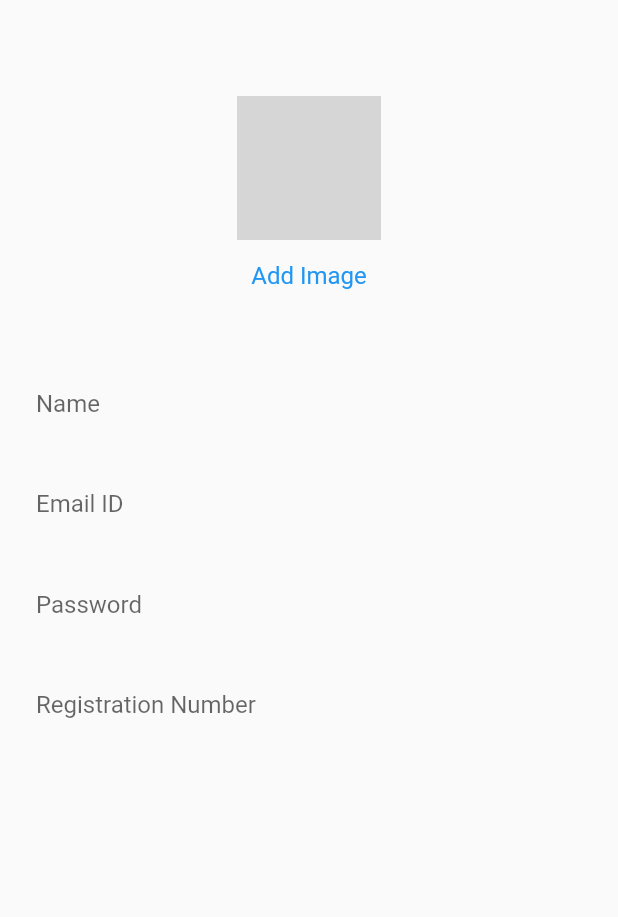
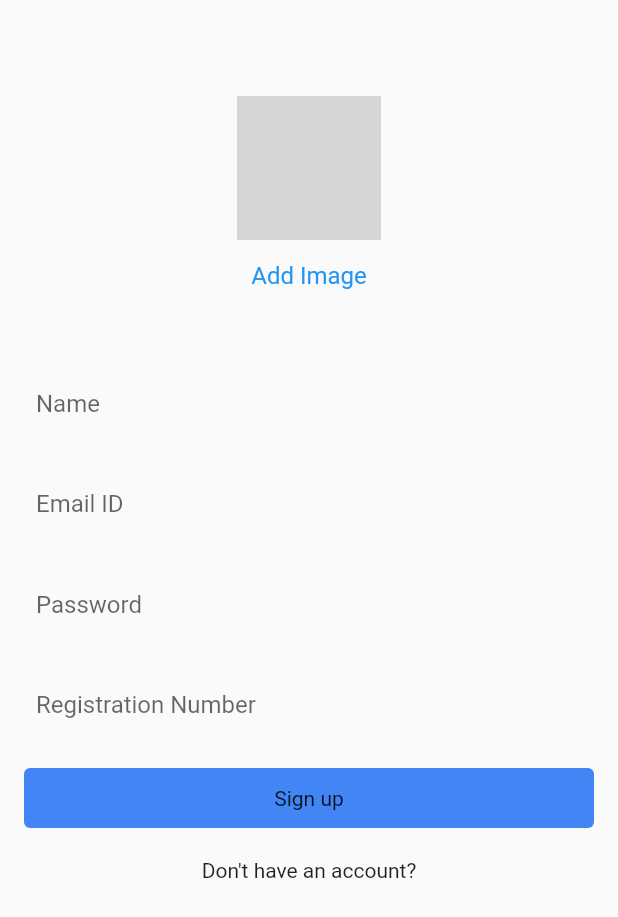
Before and after one commit to ashishmohapatra240/wiz, a Flutter app: the screen it shows after launch, on a phone screen of 412 x 824 dp. Shown: the top 917 px of the screen. Run offline on Flutter 3.47's test engine with Material 2 defaults, Android fonts, the phone set to English and light mode, and no system bars; our stand-ins replace image_picker; network calls fail; grey boxes are pictures that could not be loaded.

Commit message:
Added Sign up Button

```diff
--- a/lib/screens/register.dart
+++ b/lib/screens/register.dart
@@ -2,6 +2,7 @@ import 'dart:typed_data';
 
 import 'package:flutter/material.dart';
 import 'package:image_picker/image_picker.dart';
+import 'package:wiz/utils/colors.dart';
 import 'package:wiz/utils/utils.dart';
 import 'package:wiz/widgets/text_field_imput.dart';
 
@@ -58,7 +59,7 @@ class _RegisterScreenState extends State<RegisterScreen> {
                 },
                 child: const Text('Add Image'),
               ),
-              SizedBox(height: 36,),
+              const SizedBox(height: 36,),
               TextFieldInput(
                 label: 'Name',
                 hintText: '',
@@ -89,10 +90,51 @@ class _RegisterScreenState extends State<RegisterScreen> {
                 textEditingController: _regdNoController,
                 textInputType: TextInputType.text, label: 'Registration Number',
               ),
+              SizedBox(height: 16,),
+              InkWell(
+                // onTap: () async {
+                //   String res = await AuthMethods().signupUser(
+                //     email: _emailController.text,
+                //     password: _passwordController.text,
+                //     username: _usernameController.text,
+                //     bio: _bioController.text,
+                //     file: _image!,
+                //   );
+                // },
+                child: Container(
+                  child: const Text('Sign up',),
+                  width: double.infinity,
+                  alignment: Alignment.center,
+                  padding: const EdgeInsets.symmetric(vertical: 12),
+                  decoration: const ShapeDecoration(
+                    shape: RoundedRectangleBorder(
+                      borderRadius: BorderRadius.all(
+                        Radius.circular(4.0),
+                      ),
+                    ),
+                    color: blue,
+                  ),
+                ),
+              ),
+              const SizedBox(
+                height: 12.0,
+              ),
+              Flexible(
+                child: Container(),
+                flex: 2,
+              ),
+              //transitioning to signup
+              Row(
+                mainAxisAlignment: MainAxisAlignment.center,
+                children: [
+                  Container(
+                    child: const Text("Don't have an account?"),
+                    padding: const EdgeInsets.symmetric(vertical: 8),
+                  ),
             ],
           ),
-        ),
+            ],),
       ),
-    );
+    ));
   }
 }
```
